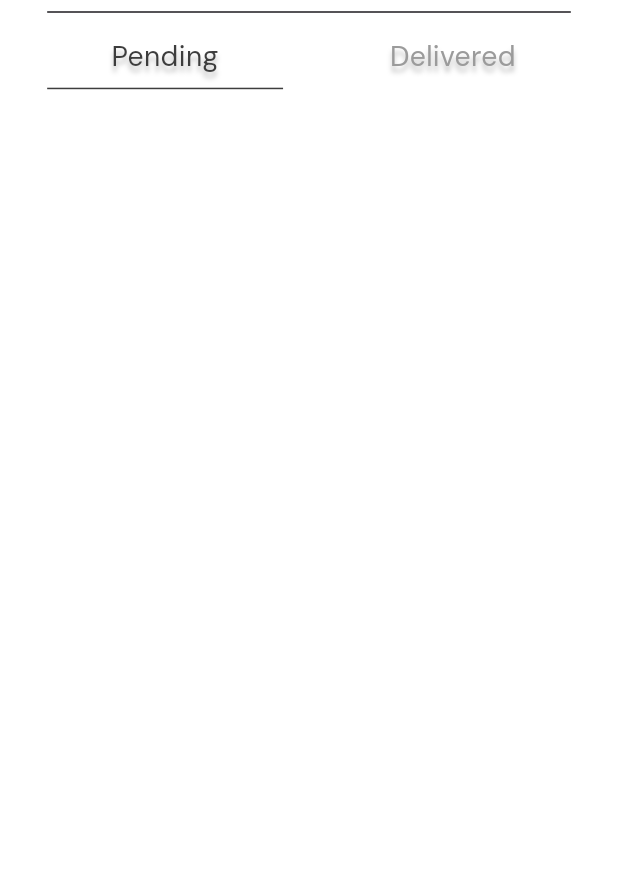
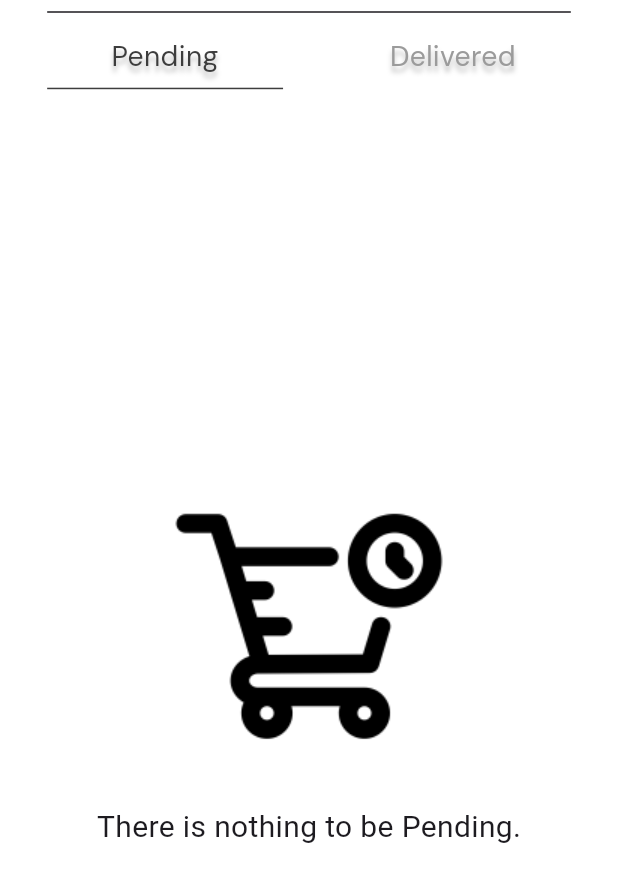
Before and after one commit to Mahmoudmnb/shop_app, a Flutter app: the MyOrdersScreen screen opened directly, on a phone screen of 412 x 824 dp. Shown: the top 882 px of the screen. Run offline on Flutter 3.47's test engine with Material 3 defaults, Android fonts, the phone set to English and light mode, and no system bars; our stand-ins replace appwrite, flutter_bloc, flutter_screenutil, flutter_staggered_animations, geocoding, geolocator and 11 more; missing offline and left inert: flutter_paypal_checkout; accounts and stored records are empty.

Commit message:
add some pictures for pending and delivering

```diff
--- a/lib/featurs/main_page/featurs/orders/screen/orders_screen.dart
+++ b/lib/featurs/main_page/featurs/orders/screen/orders_screen.dart
@@ -187,12 +187,36 @@ class _MyOrdersScreenState extends State<MyOrdersScreen> {
                                   ),
                                 ),
                                 Expanded(
-                                  child: Container(
-                                    padding:
-                                        EdgeInsets.symmetric(horizontal: 25.w),
+                                  child: (context
+                                                      .read<OrdersCubit>()
+                                                      .kindOfOrder ==
+                                                  "Pending" &&
+                                              pendingOrders.isEmpty) ||
+                                          (context
+                                                      .read<OrdersCubit>()
+                                                      .kindOfOrder !=
+                                                  "Pending" &&
+                                              deliverdOrders.isEmpty)
+                                      ? Column(
+                                          mainAxisAlignment:
+                                              MainAxisAlignment.center,
+                                          children: [
+                                            Image(image: AssetImage(context.read<OrdersCubit>().kindOfOrder=="Pending"?"assets/images/pending-cart1.png": "assets/images/delivered-cart.png"),),
+                                            SizedBox(height: 20.h),
+                                            Text(
+                                                "There is nothing to be ${context.read<OrdersCubit>().kindOfOrder}.",
+                                                style: const TextStyle(
+                                                    fontSize: 20)),
+                                          ],
+                                        )
+                                      : Container(
+                                          padding: EdgeInsets.symmetric(
+                                              horizontal: 25.w),
                                           child: ListView.separated(
-                                      physics: const BouncingScrollPhysics(),
-                                      separatorBuilder: (context, index) =>
+                                            physics:
+                                                const BouncingScrollPhysics(),
+                                            separatorBuilder:
+                                                (context, index) =>
                                                     SizedBox(height: 15.h),
                                             // shrinkWrap: true,
                                             itemCount: context
--- a/lib/featurs/main_page/featurs/search/screen/search_screen.dart
+++ b/lib/featurs/main_page/featurs/search/screen/search_screen.dart
@@ -196,7 +196,7 @@ class _SearchScreenState extends State<SearchScreen> {
                                           mainAxisSpacing: 5),
                                   children: [
                                     CategoryCard(
-                                      categroyName: 'Shirt',
+                                      categroyName: 'T-Shirts',
                                       categoryImageUrl:
                                           'assets/icons/shirt.png',
                                       searchCubit: cubit,
@@ -210,7 +210,7 @@ class _SearchScreenState extends State<SearchScreen> {
                                       searchWord: searchController.text,
                                     ),
                                     CategoryCard(
-                                      categroyName: 'T-shirts',
+                                      categroyName: 'Shirts',
                                       categoryImageUrl:
                                           'assets/icons/T-shirts.png',
                                       searchCubit: cubit,
```
Also changed, not shown: assets/images/delivered-cart.png (added), assets/images/pending-cart.png (added), assets/images/pending-cart1.png (added). Lines whose indentation alone changed are shown as unchanged.
